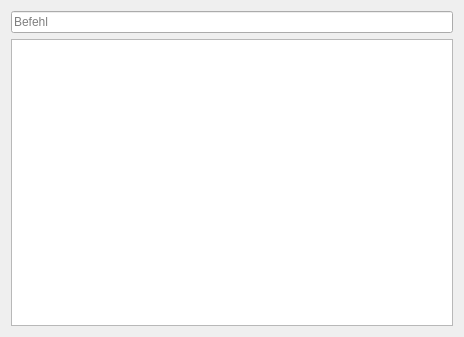
Old version of the form Software/console/ui_console.ui in the repository tfeldmann/QlockToo.
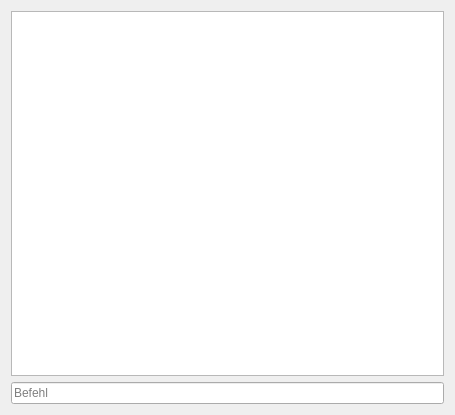
New version of the form.

What changed in the file:
```diff
--- a/Software/console/ui_console.ui
+++ b/Software/console/ui_console.ui
@@ -9,8 +9,8 @@
    <rect>
     <x>0</x>
     <y>0</y>
-    <width>464</width>
-    <height>337</height>
+    <width>455</width>
+    <height>415</height>
    </rect>
   </property>
   <property name="windowTitle">
@@ -22,13 +22,6 @@
   <layout class="QHBoxLayout" name="horizontalLayout">
    <item>
     <layout class="QVBoxLayout" name="verticalLayout">
-     <item>
-      <widget class="QLineEdit" name="command">
-       <property name="placeholderText">
-        <string>Befehl</string>
-       </property>
-      </widget>
-     </item>
      <item>
       <widget class="QTextEdit" name="log">
        <property name="undoRedoEnabled">
@@ -39,6 +32,13 @@
        </property>
       </widget>
      </item>
+     <item>
+      <widget class="QLineEdit" name="command">
+       <property name="placeholderText">
+        <string>Befehl</string>
+       </property>
+      </widget>
+     </item>
     </layout>
    </item>
   </layout>
```
Left out of the diff: 3 changed lines with no effect on the pictures.
